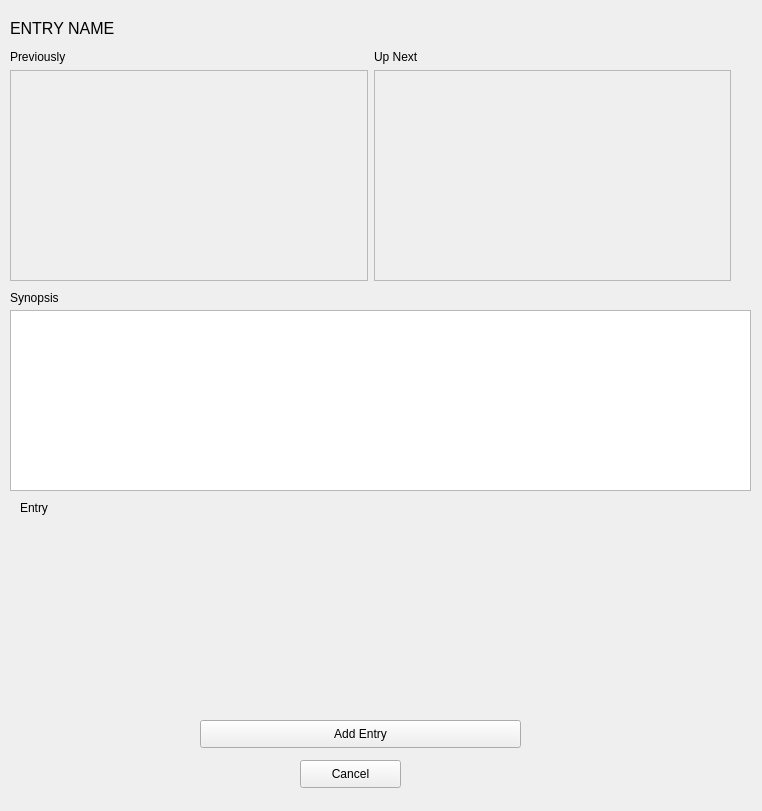
Qt form add_entry_window.ui (Zo-Bro/story_arc_grapher) before a commit.
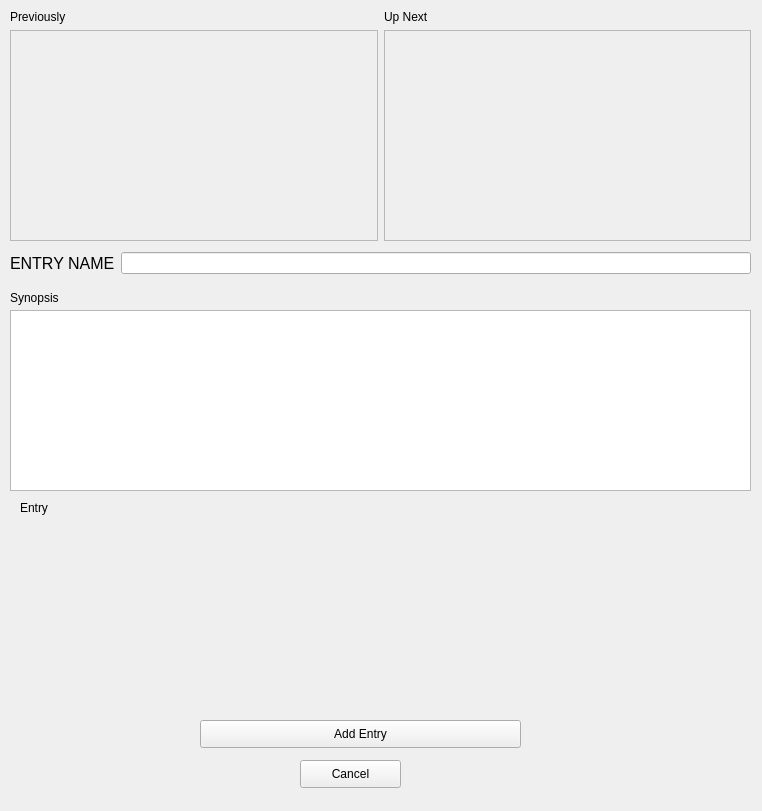
The same form after that commit.

Commit message: tidied up some of the UI. Added a new datum to a "beat" object: the "name", such as a chapter name. Refactored some variables: a "beat" contains one "entry" per character, and those two terms were being used wrong in the code. solved a view refreshing error where old text remained. My model - view setup is starting to get cumbersome. I have not accounted for all the data to pass through the view, and so what it spits out is an incomplete packet of data. This makes using the same view class for multiple functions difficult.

The edit to the form file:
```diff
--- a/add_entry_window.ui
+++ b/add_entry_window.ui
@@ -40,8 +40,8 @@
    <property name="geometry">
     <rect>
      <x>10</x>
-     <y>50</y>
-     <width>721</width>
+     <y>10</y>
+     <width>741</width>
      <height>231</height>
     </rect>
    </property>
@@ -115,24 +115,6 @@
     <string>Cancel</string>
    </property>
   </widget>
-  <widget class="QLabel" name="label_5">
-   <property name="geometry">
-    <rect>
-     <x>10</x>
-     <y>20</y>
-     <width>356</width>
-     <height>16</height>
-    </rect>
-   </property>
-   <property name="font">
-    <font>
-     <pointsize>12</pointsize>
-    </font>
-   </property>
-   <property name="text">
-    <string>ENTRY NAME</string>
-   </property>
-  </widget>
   <widget class="QWidget" name="verticalLayoutWidget">
    <property name="geometry">
     <rect>
@@ -144,6 +126,33 @@
    </property>
    <layout class="QVBoxLayout" name="tabHolder"/>
   </widget>
+  <widget class="QWidget" name="horizontalLayoutWidget">
+   <property name="geometry">
+    <rect>
+     <x>10</x>
+     <y>250</y>
+     <width>741</width>
+     <height>26</height>
+    </rect>
+   </property>
+   <layout class="QHBoxLayout" name="horizontalLayout">
+    <item>
+     <widget class="QLabel" name="label_5">
+      <property name="font">
+       <font>
+        <pointsize>12</pointsize>
+       </font>
+      </property>
+      <property name="text">
+       <string>ENTRY NAME</string>
+      </property>
+     </widget>
+    </item>
+    <item>
+     <widget class="QLineEdit" name="nameLineEdit"/>
+    </item>
+   </layout>
+  </widget>
  </widget>
  <resources/>
  <connections/>
```
Left out of the diff: 42 changed lines with no effect on the pictures. The commit also changes 5 other files.
